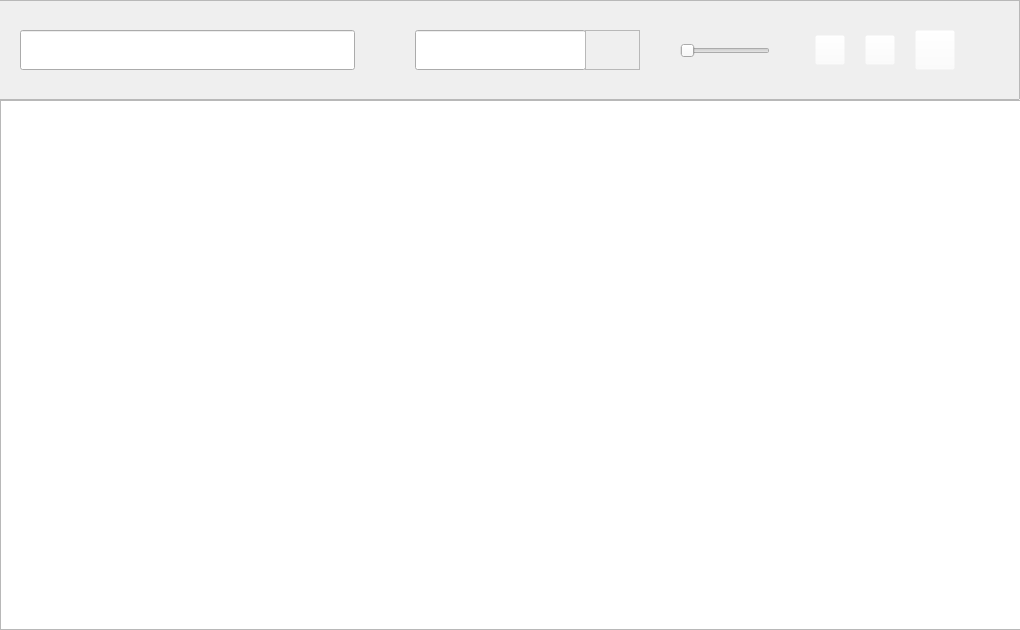
Above: source/fontpicker.ui from letelete/Fontly before the change. Below: the same form after it.
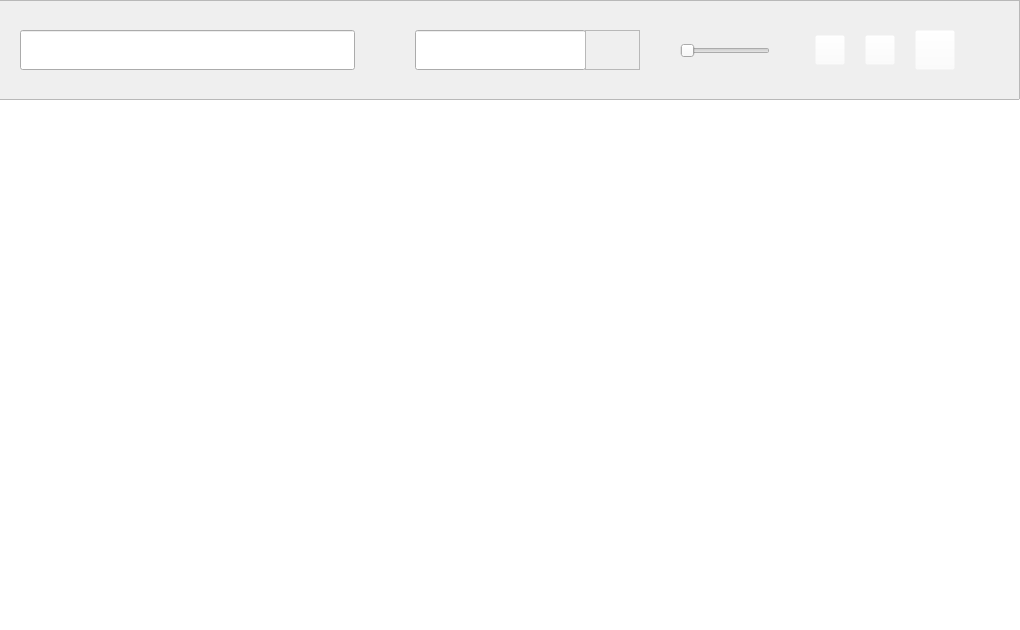
That is the form after the change.

Patch:
```diff
--- a/source/fontpicker.ui
+++ b/source/fontpicker.ui
@@ -13,12 +13,43 @@
   <property name="windowTitle">
    <string>Form</string>
   </property>
+  <property name="styleSheet">
+   <string notr="true">QListView {
+    alternate-background-color: yellow;
+}
+QListView {
+    show-decoration-selected: 1; /* make the selection span the entire width of the view */
+}
+QListView::item:alternate {
+    background: #EEEEEE;
+}
+
+QListView::item:selected {
+   	background-color: rgba(0,0,0,0);
+	color: rgb(0,0,0);
+}
+
+QListView::item:selected:!active {
+	background-color: rgba(0,0,0,0);
+	color: rgb(0,0,0);
+}
+QListView::item:selected:active {
+    background-color: rgba(0,0,0,0);
+	color: rgb(0,0,0);
+}
+
+QListView::item:hover {
+	background-color: rgba(0,0,0,0);
+	color: rgb(0,0,0);
+}
+</string>
+  </property>
   <widget class="QListWidget" name="textScroll">
    <property name="geometry">
     <rect>
      <x>0</x>
      <y>100</y>
-     <width>1080</width>
+     <width>1020</width>
      <height>530</height>
     </rect>
    </property>
@@ -28,6 +59,15 @@
      <verstretch>0</verstretch>
     </sizepolicy>
    </property>
+   <property name="frameShape">
+    <enum>QFrame::NoFrame</enum>
+   </property>
+   <property name="autoScroll">
+    <bool>true</bool>
+   </property>
+   <property name="verticalScrollMode">
+    <enum>QAbstractItemView::ScrollPerItem</enum>
+   </property>
   </widget>
   <widget class="QFrame" name="toolsArea">
    <property name="geometry">
```
Left out of the diff: 2 changed lines with no effect on the pictures.
